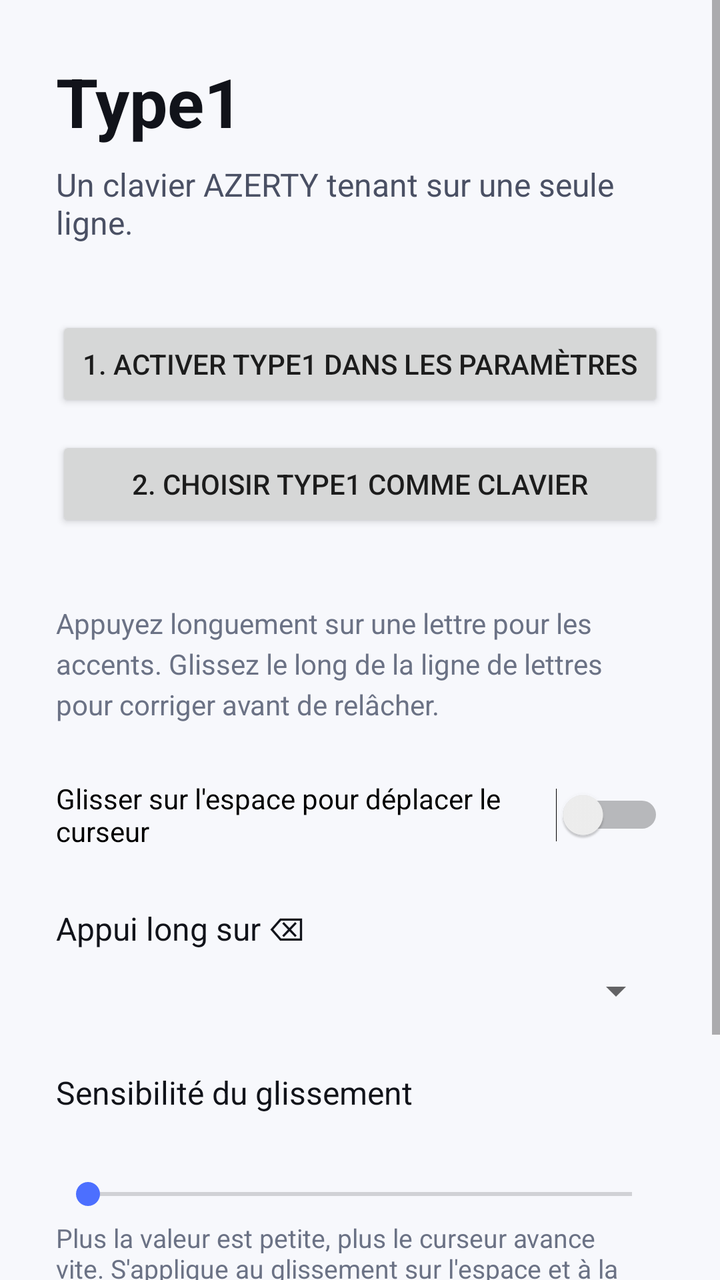
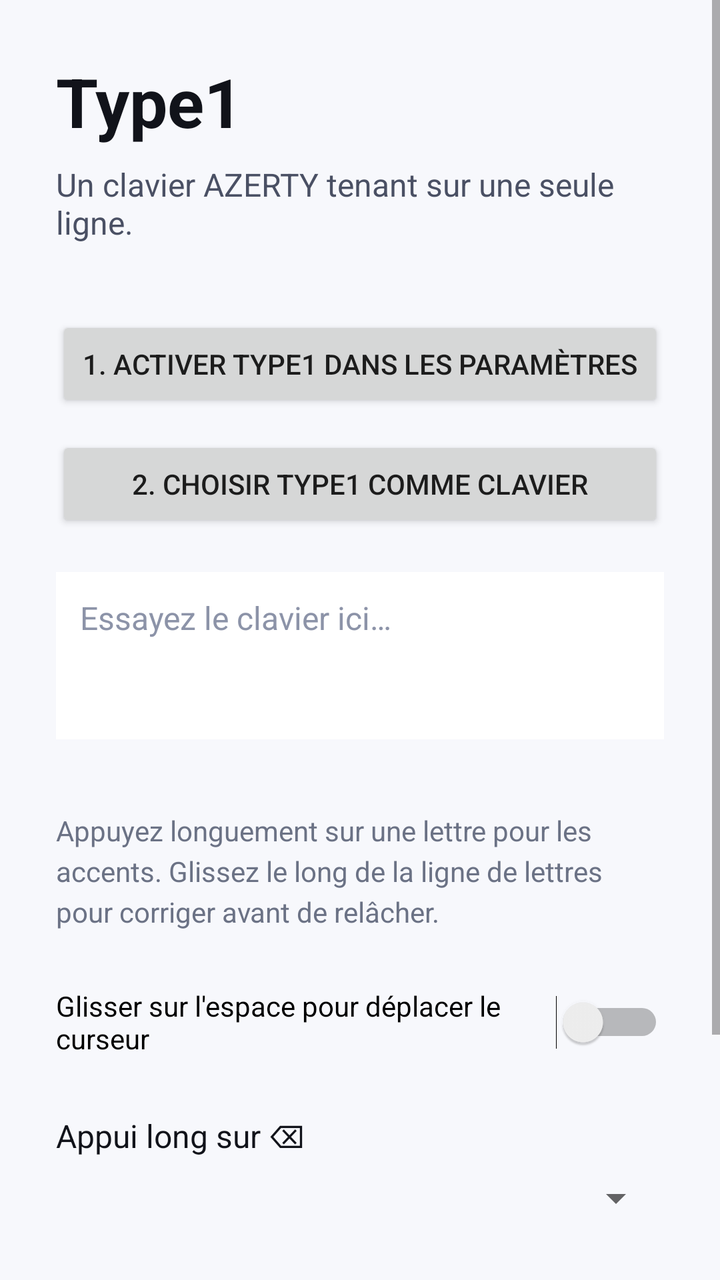

Screens rendered from an Android XML layout before and after an edit, with the pre-edit source and the edit as a unified diff.
<!-- AndroidManifest.xml: application theme Theme.Type1 -->
<!-- res/layout/activity_setup.xml -->
<?xml version="1.0" encoding="utf-8"?>
<ScrollView xmlns:android="http://schemas.android.com/apk/res/android"
	android:layout_width="match_parent"
	android:layout_height="match_parent"
	android:fillViewport="true">

	<LinearLayout
		android:layout_width="match_parent"
		android:layout_height="wrap_content"
		android:orientation="vertical"
		android:padding="28dp">

		<TextView
			android:layout_width="wrap_content"
			android:layout_height="wrap_content"
			android:text="@string/setup_title"
			android:textColor="#FF11131A"
			android:textSize="34sp"
			android:textStyle="bold" />

		<TextView
			android:layout_width="match_parent"
			android:layout_height="wrap_content"
			android:layout_marginTop="8dp"
			android:text="@string/setup_subtitle"
			android:textColor="#FF4A5064"
			android:textSize="16sp" />

		<Button
			android:id="@+id/enableButton"
			android:layout_width="match_parent"
			android:layout_height="wrap_content"
			android:layout_marginTop="36dp"
			android:text="@string/setup_step_enable" />

		<Button
			android:id="@+id/selectButton"
			android:layout_width="match_parent"
			android:layout_height="wrap_content"
			android:layout_marginTop="12dp"
			android:text="@string/setup_step_select" />

		<TextView
			android:layout_width="match_parent"
			android:layout_height="wrap_content"
			android:layout_marginTop="36dp"
			android:lineSpacingExtra="4dp"
			android:text="@string/setup_hint"
			android:textColor="#FF6B7285"
			android:textSize="14sp" />

		<Switch
			android:id="@+id/spaceCursorSwitch"
			android:layout_width="match_parent"
			android:layout_height="wrap_content"
			android:layout_marginTop="28dp"
			android:text="@string/setup_space_cursor" />

		<TextView
			android:layout_width="match_parent"
			android:layout_height="wrap_content"
			android:layout_marginTop="28dp"
			android:text="@string/setup_backspace_hold"
			android:textColor="#FF11131A"
			android:textSize="16sp" />

		<Spinner
			android:id="@+id/backspaceHoldSpinner"
			android:layout_width="match_parent"
			android:layout_height="wrap_content"
			android:layout_marginTop="8dp" />

		<TextView
			android:layout_width="match_parent"
			android:layout_height="wrap_content"
			android:layout_marginTop="28dp"
			android:text="@string/setup_swipe_sensitivity"
			android:textColor="#FF11131A"
			android:textSize="16sp" />

		<TextView
			android:id="@+id/swipeSensitivityValue"
			android:layout_width="match_parent"
			android:layout_height="wrap_content"
			android:layout_marginTop="4dp"
			android:textColor="#FF6B7285"
			android:textSize="14sp" />

		<SeekBar
			android:id="@+id/swipeSensitivitySeek"
			android:layout_width="match_parent"
			android:layout_height="wrap_content"
			android:layout_marginTop="8dp" />

		<TextView
			android:layout_width="match_parent"
			android:layout_height="wrap_content"
			android:layout_marginTop="4dp"
			android:text="@string/setup_swipe_hint"
			android:textColor="#FF6B7285"
			android:textSize="13sp" />

		<EditText
			android:id="@+id/demoField"
			android:layout_width="match_parent"
			android:layout_height="wrap_content"
			android:layout_marginTop="20dp"
			android:background="#FFFFFFFF"
			android:gravity="top|start"
			android:hint="@string/setup_demo_hint"
			android:importantForAutofill="no"
			android:inputType="textCapSentences|textMultiLine"
			android:minLines="3"
			android:padding="12dp"
			android:textColor="#FF11131A"
			android:textColorHint="#FF8C93A8"
			android:textSize="16sp" />
	</LinearLayout>
</ScrollView>
<!-- resources referenced by this layout -->
<resources>
  <string name="setup_backspace_hold">Appui long sur ⌫</string>
  <string name="setup_demo_hint">Essayez le clavier ici…</string>
  <string name="setup_hint">Appuyez longuement sur une lettre pour les accents. Glissez le long de la ligne de lettres pour corriger avant de relâcher.</string>
  <string name="setup_space_cursor">Glisser sur l\'espace pour déplacer le curseur</string>
  <string name="setup_step_enable">1. Activer Type1 dans les paramètres</string>
  <string name="setup_step_select">2. Choisir Type1 comme clavier</string>
  <string name="setup_subtitle">Un clavier AZERTY tenant sur une seule ligne.</string>
  <string name="setup_swipe_hint">Plus la valeur est petite, plus le curseur avance vite. S\'applique au glissement sur l\'espace et à la sélection avec ⌫.</string>
  <string name="setup_swipe_sensitivity">Sensibilité du glissement</string>
  <string name="setup_title">Type1</string>
  <style name="Theme.Type1" parent="@android:style/Theme.Material.Light.NoActionBar">
  		<item name="android:colorAccent">@color/brand</item>
  		<item name="android:statusBarColor">@color/brand</item>
  		<item name="android:windowBackground">#FFF7F8FC</item>
  	</style>
  <color name="brand">#FF4C6FFF</color>
</resources>

<!-- the commit's change to res/layout/activity_setup.xml (unified diff, before → after) -->
@@ -39,6 +39,22 @@
 			android:layout_height="wrap_content"
 			android:layout_marginTop="12dp"
 			android:text="@string/setup_step_select" />
+
+		<EditText
+			android:id="@+id/demoField"
+			android:layout_width="match_parent"
+			android:layout_height="wrap_content"
+			android:layout_marginTop="20dp"
+			android:background="#FFFFFFFF"
+			android:gravity="top|start"
+			android:hint="@string/setup_demo_hint"
+			android:importantForAutofill="no"
+			android:inputType="textCapSentences|textMultiLine"
+			android:minLines="3"
+			android:padding="12dp"
+			android:textColor="#FF11131A"
+			android:textColorHint="#FF8C93A8"
+			android:textSize="16sp" />
 
 		<TextView
 			android:layout_width="match_parent"
@@ -99,21 +115,5 @@
 			android:text="@string/setup_swipe_hint"
 			android:textColor="#FF6B7285"
 			android:textSize="13sp" />
-
-		<EditText
-			android:id="@+id/demoField"
-			android:layout_width="match_parent"
-			android:layout_height="wrap_content"
-			android:layout_marginTop="20dp"
-			android:background="#FFFFFFFF"
-			android:gravity="top|start"
-			android:hint="@string/setup_demo_hint"
-			android:importantForAutofill="no"
-			android:inputType="textCapSentences|textMultiLine"
-			android:minLines="3"
-			android:padding="12dp"
-			android:textColor="#FF11131A"
-			android:textColorHint="#FF8C93A8"
-			android:textSize="16sp" />
 	</LinearLayout>
 </ScrollView>
